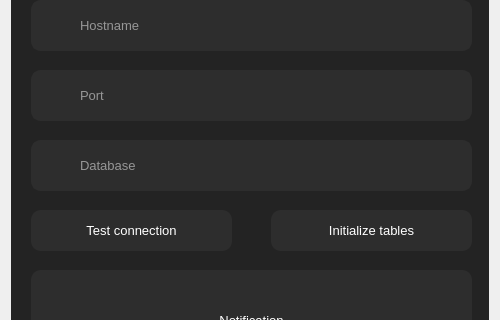
First picture: the form in frontend/database.ui, repository Android-Jester/iAttend, before the edit; both pictures show x 0 to 500 and y 297 to 617 of the 500 by 700 pixel window.
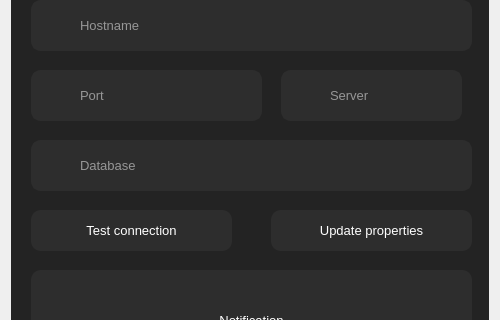
Second picture: the form after the edit. Icons and pictures are not drawn.

Commit message: UI files updated with some fields added

Patch:
```diff
--- a/frontend/database.ui
+++ b/frontend/database.ui
@@ -550,6 +550,18 @@
               <height>41</height>
              </rect>
             </property>
+            <property name="sizePolicy">
+             <sizepolicy hsizetype="Maximum" vsizetype="Fixed">
+              <horstretch>0</horstretch>
+              <verstretch>0</verstretch>
+             </sizepolicy>
+            </property>
+            <property name="maximumSize">
+             <size>
+              <width>201</width>
+              <height>41</height>
+             </size>
+            </property>
             <property name="font">
              <font>
               <pointsize>10</pointsize>
@@ -572,7 +584,7 @@
 }</string>
             </property>
             <property name="text">
-             <string>Initialize tables</string>
+             <string>Update properties</string>
             </property>
             <property name="icon">
              <iconset resource="../resource/asset.qrc">
@@ -627,10 +639,22 @@
              <rect>
               <x>20</x>
               <y>310</y>
-              <width>441</width>
+              <width>231</width>
               <height>51</height>
              </rect>
             </property>
+            <property name="sizePolicy">
+             <sizepolicy hsizetype="Maximum" vsizetype="Fixed">
+              <horstretch>0</horstretch>
+              <verstretch>0</verstretch>
+             </sizepolicy>
+            </property>
+            <property name="maximumSize">
+             <size>
+              <width>231</width>
+              <height>51</height>
+             </size>
+            </property>
             <property name="font">
              <font>
               <pointsize>10</pointsize>
@@ -817,6 +841,80 @@
              <bool>true</bool>
             </property>
            </widget>
+           <widget class="QLineEdit" name="server_type">
+            <property name="geometry">
+             <rect>
+              <x>270</x>
+              <y>310</y>
+              <width>181</width>
+              <height>51</height>
+             </rect>
+            </property>
+            <property name="sizePolicy">
+             <sizepolicy hsizetype="Maximum" vsizetype="Fixed">
+              <horstretch>0</horstretch>
+              <verstretch>0</verstretch>
+             </sizepolicy>
+            </property>
+            <property name="maximumSize">
+             <size>
+              <width>191</width>
+              <height>51</height>
+             </size>
+            </property>
+            <property name="font">
+             <font>
+              <pointsize>10</pointsize>
+             </font>
+            </property>
+            <property name="tabletTracking">
+             <bool>true</bool>
+            </property>
+            <property name="styleSheet">
+             <string notr="true">QLineEdit{
+	color: rgb(255, 255, 255);
+	border: 2px solid  rgb(45, 45, 45);
+	border-radius:10px;
+	padding-left: 45px;
+}
+
+QLineEdit:hover{
+	border:2px solid rgb(35, 35, 35);
+}
+
+QLineEdit:focus{
+	border:2px solid rgb(255, 255, 255);
+}</string>
+            </property>
+            <property name="readOnly">
+             <bool>false</bool>
+            </property>
+            <property name="placeholderText">
+             <string>Server</string>
+            </property>
+            <property name="clearButtonEnabled">
+             <bool>true</bool>
+            </property>
+           </widget>
+           <widget class="QLabel" name="label_41">
+            <property name="geometry">
+             <rect>
+              <x>280</x>
+              <y>320</y>
+              <width>31</width>
+              <height>31</height>
+             </rect>
+            </property>
+            <property name="styleSheet">
+             <string notr="true">background-color: rgb(45, 45, 45);</string>
+            </property>
+            <property name="text">
+             <string/>
+            </property>
+            <property name="pixmap">
+             <pixmap resource="../resource/asset.qrc">:/icons/asset/server.svg</pixmap>
+            </property>
+           </widget>
           </widget>
          </item>
         </layout>
```
Left out of the diff: 124 changed lines with no effect on the pictures. The commit also changes 2 other files.
